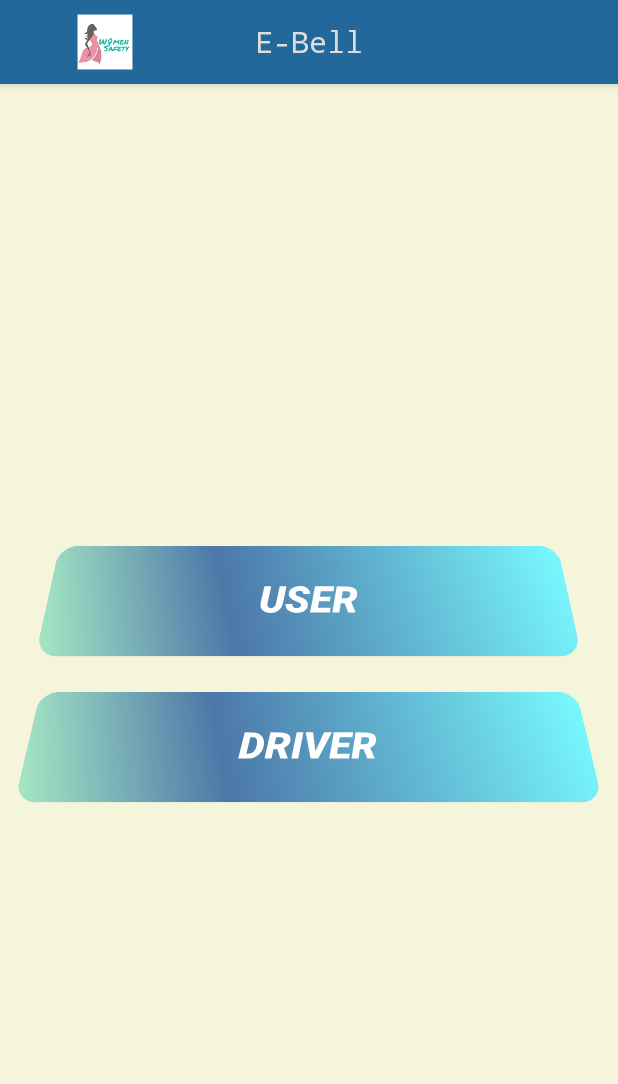
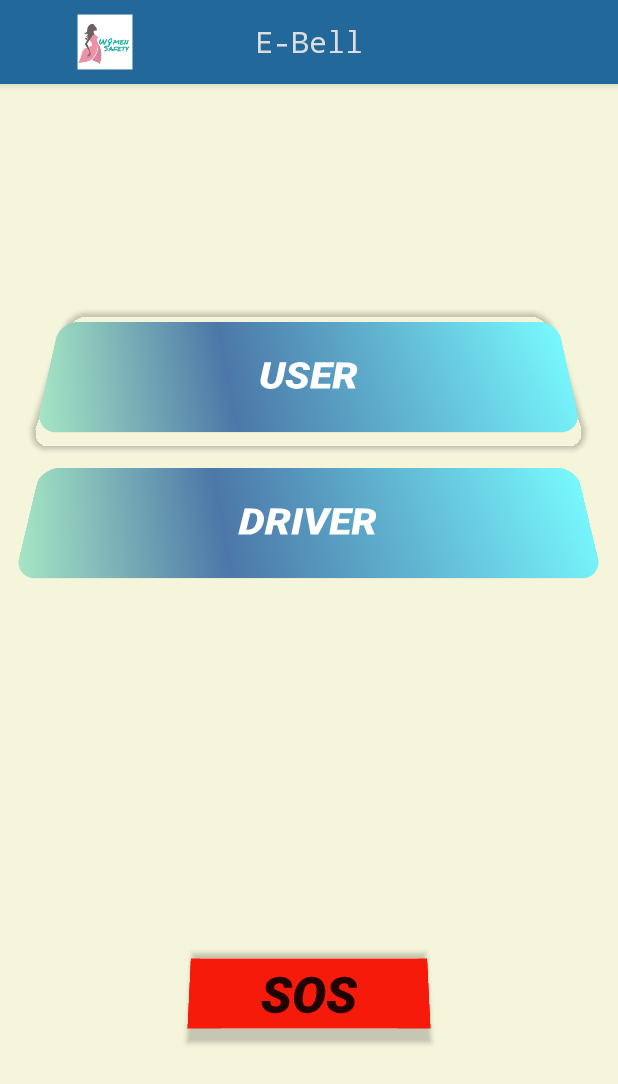
Before and after one commit to savitendersinghrajput/e-bell, an Android app: the screen it shows after launch (Splash_Activity), on a phone screen of 412 x 824 dp. Shown: the top 1084 px of the screen. Run offline under Robolectric (Android 15) with nearby library versions, the phone set to English and light mode, and no system bars.

Commit message:
E-bell version 1.0.1

```diff
--- a/app/src/main/java/com/saurav/qrgenerater/Splash_Activity.java
+++ b/app/src/main/java/com/saurav/qrgenerater/Splash_Activity.java
@@ -6,13 +6,15 @@ import androidx.appcompat.app.AppCompatActivity;
 import android.app.Activity;
 import android.content.Context;
 import android.content.Intent;
+import android.net.Uri;
 import android.os.Bundle;
 import android.provider.DocumentsContract;
 import android.view.LayoutInflater;
 import android.view.View;
+import android.widget.Button;
 
 public class Splash_Activity extends AppCompatActivity {
-
+    Button buttonCall;
     @Override
     protected void onCreate(Bundle savedInstanceState) {
         super.onCreate(savedInstanceState);
@@ -24,6 +26,19 @@ public class Splash_Activity extends AppCompatActivity {
         actionBar.setDisplayShowHomeEnabled(true);
         actionBar.setIcon(R.mipmap.ic_launcher_foreground);
 
+        buttonCall = findViewById(R.id.btnCall);
+        buttonCall.setOnClickListener(new View.OnClickListener(){
+            @Override
+            public void onClick(View v){
+                Intent intent = new Intent(Intent.ACTION_DIAL);
+                intent.setData(Uri.parse("tel:12345"));
+                startActivity(intent);
+
+            }
+                                      }
+        );
+
+
     }
 
     public void Scanner_Activity(View view) {
@@ -33,4 +48,6 @@ public class Splash_Activity extends AppCompatActivity {
     public void MainActivity(View view) {
         startActivity(new Intent(getApplicationContext(),MainActivity.class));
     }
+
+
 }
--- a/app/src/main/res/layout/activity_splash_.xml
+++ b/app/src/main/res/layout/activity_splash_.xml
@@ -39,4 +39,19 @@
         android:textSize="27sp"
         android:textStyle="bold|italic" />
 
+    <Button
+        android:id="@+id/btnCall"
+        android:layout_width="160dp"
+        android:layout_height="wrap_content"
+        android:bottomRightRadius="10dp"
+        android:bottomLeftRadius="10dp"
+        android:topLeftRadius="10dp"
+        android:topRightRadius="10dp"
+        android:layout_marginTop="250dp"
+        android:background="#F61A0A"
+        android:rotationX="13"
+        android:text="SOS"
+        android:textSize="34sp"
+        android:textStyle="bold|italic" />
+
 </LinearLayout>
```
